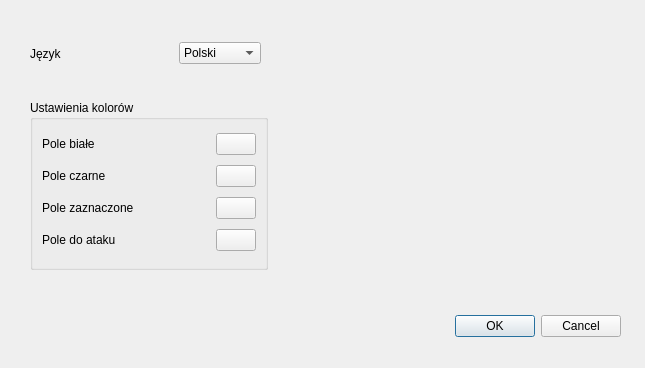
Old version of the form chesssettings.ui in the repository kabi097/Szachy.
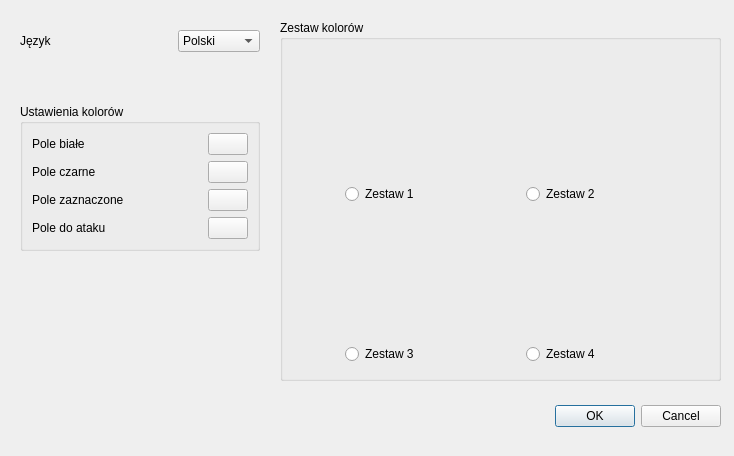
New version of the form. Icons and pictures are not drawn.

The edit to the form file:
```diff
--- a/chesssettings.ui
+++ b/chesssettings.ui
@@ -6,8 +6,8 @@
    <rect>
     <x>0</x>
     <y>0</y>
-    <width>645</width>
-    <height>368</height>
+    <width>734</width>
+    <height>456</height>
    </rect>
   </property>
   <property name="windowTitle">
@@ -17,8 +17,8 @@
    <property name="geometry">
     <rect>
      <x>10</x>
-     <y>310</y>
-     <width>611</width>
+     <y>400</y>
+     <width>711</width>
      <height>32</height>
     </rect>
    </property>
@@ -29,15 +29,227 @@
     <set>QDialogButtonBox::Cancel|QDialogButtonBox::Ok</set>
    </property>
   </widget>
+  <widget class="QGroupBox" name="groupBox_2">
+   <property name="geometry">
+    <rect>
+     <x>280</x>
+     <y>20</y>
+     <width>441</width>
+     <height>361</height>
+    </rect>
+   </property>
+   <property name="title">
+    <string>Zestaw kolorów</string>
+   </property>
+   <widget class="QWidget" name="gridLayoutWidget">
+    <property name="geometry">
+     <rect>
+      <x>10</x>
+      <y>30</y>
+      <width>411</width>
+      <height>321</height>
+     </rect>
+    </property>
+    <layout class="QGridLayout" name="gridLayout_3">
+     <item row="0" column="1">
+      <widget class="QLabel" name="label_7">
+       <property name="minimumSize">
+        <size>
+         <width>120</width>
+         <height>120</height>
+        </size>
+       </property>
+       <property name="maximumSize">
+        <size>
+         <width>120</width>
+         <height>120</height>
+        </size>
+       </property>
+       <property name="text">
+        <string/>
+       </property>
+       <property name="pixmap">
+        <pixmap resource="images.qrc">:/layouts/Images/layout_orange.png</pixmap>
+       </property>
+       <property name="scaledContents">
+        <bool>true</bool>
+       </property>
+      </widget>
+     </item>
+     <item row="2" column="1">
+      <widget class="QLabel" name="label_9">
+       <property name="minimumSize">
+        <size>
+         <width>120</width>
+         <height>120</height>
+        </size>
+       </property>
+       <property name="maximumSize">
+        <size>
+         <width>120</width>
+         <height>120</height>
+        </size>
+       </property>
+       <property name="text">
+        <string/>
+       </property>
+       <property name="pixmap">
+        <pixmap resource="images.qrc">:/layouts/Images/layout_green.png</pixmap>
+       </property>
+       <property name="scaledContents">
+        <bool>true</bool>
+       </property>
+      </widget>
+     </item>
+     <item row="3" column="1">
+      <widget class="QRadioButton" name="radioButton_4">
+       <property name="text">
+        <string>Zestaw 4</string>
+       </property>
+      </widget>
+     </item>
+     <item row="3" column="0">
+      <widget class="QRadioButton" name="radioButton_3">
+       <property name="text">
+        <string>Zestaw 3</string>
+       </property>
+      </widget>
+     </item>
+     <item row="1" column="1">
+      <widget class="QRadioButton" name="radioButton_2">
+       <property name="text">
+        <string>Zestaw 2</string>
+       </property>
+      </widget>
+     </item>
+     <item row="2" column="0">
+      <widget class="QLabel" name="label_8">
+       <property name="minimumSize">
+        <size>
+         <width>120</width>
+         <height>120</height>
+        </size>
+       </property>
+       <property name="maximumSize">
+        <size>
+         <width>120</width>
+         <height>120</height>
+        </size>
+       </property>
+       <property name="text">
+        <string/>
+       </property>
+       <property name="pixmap">
+        <pixmap resource="images.qrc">:/layouts/Images/layout_blue.png</pixmap>
+       </property>
+       <property name="scaledContents">
+        <bool>true</bool>
+       </property>
+      </widget>
+     </item>
+     <item row="1" column="0">
+      <widget class="QRadioButton" name="radioButtonDefault">
+       <property name="text">
+        <string>Zestaw 1</string>
+       </property>
+      </widget>
+     </item>
+     <item row="0" column="0">
+      <widget class="QLabel" name="label_6">
+       <property name="minimumSize">
+        <size>
+         <width>120</width>
+         <height>120</height>
+        </size>
+       </property>
+       <property name="maximumSize">
+        <size>
+         <width>120</width>
+         <height>120</height>
+        </size>
+       </property>
+       <property name="text">
+        <string/>
+       </property>
+       <property name="pixmap">
+        <pixmap resource="images.qrc">:/layouts/Images/layout_default.png</pixmap>
+       </property>
+       <property name="scaledContents">
+        <bool>true</bool>
+       </property>
+      </widget>
+     </item>
+    </layout>
+   </widget>
+  </widget>
+  <widget class="QWidget" name="">
+   <property name="geometry">
+    <rect>
+     <x>20</x>
+     <y>30</y>
+     <width>240</width>
+     <height>221</height>
+    </rect>
+   </property>
+   <layout class="QVBoxLayout" name="verticalLayout_4">
+    <item>
+     <layout class="QHBoxLayout" name="horizontalLayout_5">
+      <item>
+       <widget class="QLabel" name="label_5">
+        <property name="text">
+         <string>Język</string>
+        </property>
+       </widget>
+      </item>
+      <item>
+       <spacer name="horizontalSpacer_5">
+        <property name="orientation">
+         <enum>Qt::Horizontal</enum>
+        </property>
+        <property name="sizeHint" stdset="0">
+         <size>
+          <width>40</width>
+          <height>20</height>
+         </size>
+        </property>
+       </spacer>
+      </item>
+      <item>
+       <widget class="QComboBox" name="comboBox">
+        <item>
+         <property name="text">
+          <string>Polski</string>
+         </property>
+        </item>
+        <item>
+         <property name="text">
+          <string>Angielski</string>
+         </property>
+        </item>
+        <item>
+         <property name="text">
+          <string>Francuski</string>
+         </property>
+        </item>
+       </widget>
+      </item>
+     </layout>
+    </item>
+    <item>
+     <spacer name="verticalSpacer">
+      <property name="orientation">
+       <enum>Qt::Vertical</enum>
+      </property>
+      <property name="sizeHint" stdset="0">
+       <size>
+        <width>20</width>
+        <height>40</height>
+       </size>
+      </property>
+     </spacer>
+    </item>
+    <item>
   <widget class="QGroupBox" name="groupBox">
-   <property name="geometry">
-    <rect>
-     <x>30</x>
-     <y>100</y>
-     <width>238</width>
-     <height>170</height>
-    </rect>
-   </property>
    <property name="title">
     <string>Ustawienia kolorów</string>
    </property>
@@ -168,54 +380,6 @@
     </item>
    </layout>
   </widget>
-  <widget class="QWidget" name="">
-   <property name="geometry">
-    <rect>
-     <x>30</x>
-     <y>40</y>
-     <width>231</width>
-     <height>27</height>
-    </rect>
-   </property>
-   <layout class="QHBoxLayout" name="horizontalLayout_5">
-    <item>
-     <widget class="QLabel" name="label_5">
-      <property name="text">
-       <string>Język</string>
-      </property>
-     </widget>
-    </item>
-    <item>
-     <spacer name="horizontalSpacer_5">
-      <property name="orientation">
-       <enum>Qt::Horizontal</enum>
-      </property>
-      <property name="sizeHint" stdset="0">
-       <size>
-        <width>40</width>
-        <height>20</height>
-       </size>
-      </property>
-     </spacer>
-    </item>
-    <item>
-     <widget class="QComboBox" name="comboBox">
-      <item>
-       <property name="text">
-        <string>Polski</string>
-       </property>
-      </item>
-      <item>
-       <property name="text">
-        <string>Angielski</string>
-       </property>
-      </item>
-      <item>
-       <property name="text">
-        <string>Francuski</string>
-       </property>
-      </item>
-     </widget>
     </item>
    </layout>
   </widget>
```
Left out of the diff: 8 changed lines with no effect on the pictures. Lines whose indentation alone changed are shown as unchanged.
